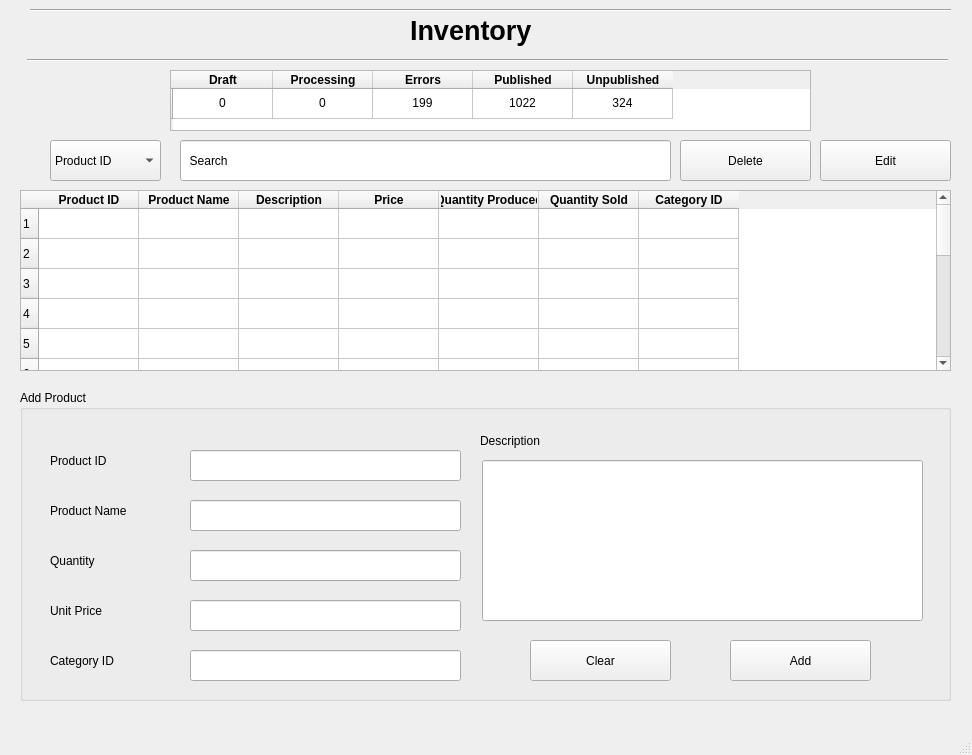
Old version of the form Screens/Products.ui in the repository basil-ali-khan/Inventory-Management-System.
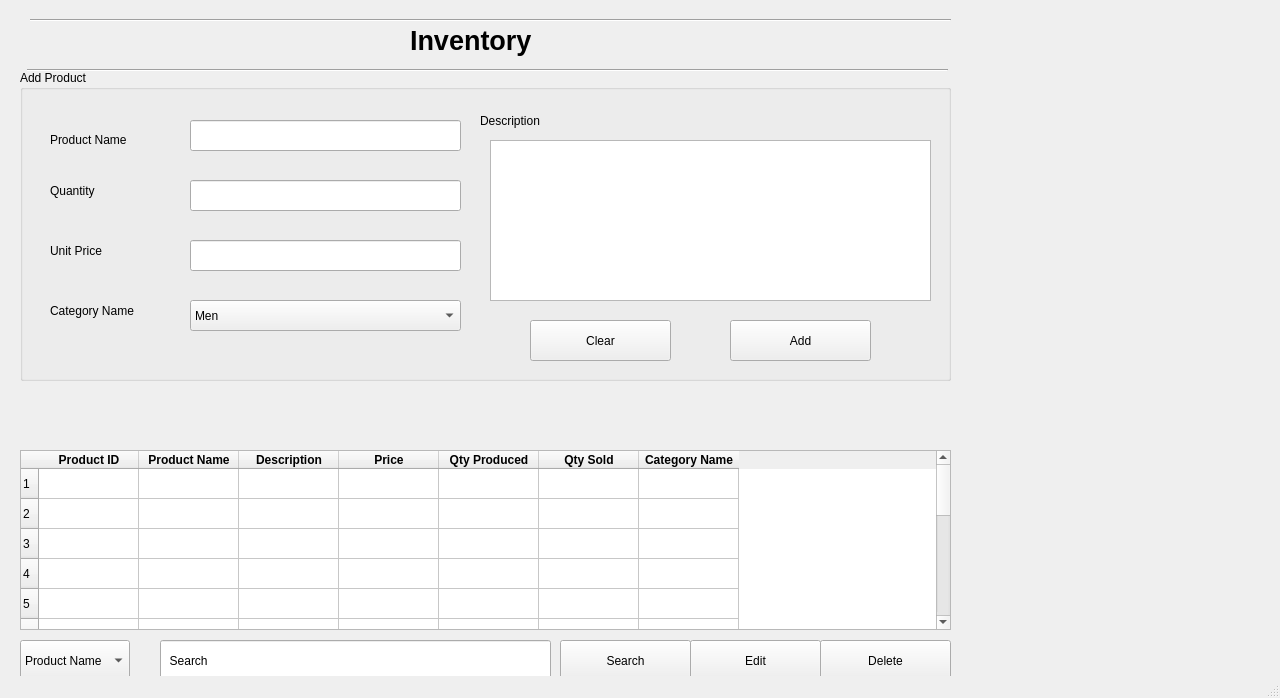
New version of the form.

Commit message: Delete functionality added

```diff
--- a/Screens/Products.ui
+++ b/Screens/Products.ui
@@ -6,8 +6,8 @@
    <rect>
     <x>0</x>
     <y>0</y>
-    <width>972</width>
-    <height>755</height>
+    <width>1280</width>
+    <height>698</height>
    </rect>
   </property>
   <property name="windowTitle">
@@ -18,7 +18,7 @@
     <property name="geometry">
      <rect>
       <x>410</x>
-      <y>-10</y>
+      <y>0</y>
       <width>171</width>
       <height>81</height>
      </rect>
@@ -34,181 +34,29 @@
      <string>Inventory</string>
     </property>
    </widget>
-   <widget class="QTableWidget" name="tableWidget">
+   <widget class="QComboBox" name="searchProductCriteria">
     <property name="geometry">
      <rect>
       <x>20</x>
-      <y>190</y>
-      <width>931</width>
-      <height>181</height>
+      <y>640</y>
+      <width>110</width>
+      <height>41</height>
      </rect>
     </property>
-    <row>
-     <property name="text">
-      <string>1</string>
-     </property>
-    </row>
-    <row>
-     <property name="text">
-      <string>2</string>
-     </property>
-    </row>
-    <row>
-     <property name="text">
-      <string>3</string>
-     </property>
-    </row>
-    <row>
-     <property name="text">
-      <string>4</string>
-     </property>
-    </row>
-    <row>
-     <property name="text">
-      <string>5</string>
-     </property>
-    </row>
-    <row>
-     <property name="text">
-      <string>6</string>
-     </property>
-    </row>
-    <row>
-     <property name="text">
-      <string>7</string>
-     </property>
-    </row>
-    <row>
-     <property name="text">
-      <string>8</string>
-     </property>
-    </row>
-    <row>
-     <property name="text">
-      <string>9</string>
-     </property>
-    </row>
-    <row>
-     <property name="text">
-      <string>10</string>
-     </property>
-    </row>
-    <row>
-     <property name="text">
-      <string>11</string>
-     </property>
-    </row>
-    <row>
-     <property name="text">
-      <string>12</string>
-     </property>
-    </row>
-    <row>
-     <property name="text">
-      <string>13</string>
-     </property>
-    </row>
-    <row>
-     <property name="text">
-      <string>14</string>
-     </property>
-    </row>
-    <row>
-     <property name="text">
-      <string>15</string>
-     </property>
-    </row>
-    <column>
-     <property name="text">
-      <string>Product ID</string>
-     </property>
-     <property name="font">
-      <font>
-       <weight>75</weight>
-       <bold>true</bold>
-      </font>
-     </property>
-    </column>
-    <column>
+    <item>
      <property name="text">
       <string>Product Name</string>
      </property>
-     <property name="font">
-      <font>
-       <weight>75</weight>
-       <bold>true</bold>
-      </font>
-     </property>
-    </column>
-    <column>
-     <property name="text">
-      <string>Description</string>
-     </property>
-     <property name="font">
-      <font>
-       <weight>75</weight>
-       <bold>true</bold>
-      </font>
-     </property>
-    </column>
-    <column>
-     <property name="text">
-      <string>Price</string>
-     </property>
-     <property name="font">
-      <font>
-       <weight>75</weight>
-       <bold>true</bold>
-      </font>
-     </property>
-    </column>
-    <column>
+    </item>
+    <item>
      <property name="text">
       <string>Quantity Produced</string>
      </property>
-     <property name="font">
-      <font>
-       <weight>75</weight>
-       <bold>true</bold>
-      </font>
-     </property>
-    </column>
-    <column>
+    </item>
+    <item>
      <property name="text">
       <string>Quantity Sold</string>
      </property>
-     <property name="font">
-      <font>
-       <weight>75</weight>
-       <bold>true</bold>
-      </font>
-     </property>
-    </column>
-    <column>
-     <property name="text">
-      <string>Category ID</string>
-     </property>
-     <property name="font">
-      <font>
-       <weight>75</weight>
-       <bold>true</bold>
-      </font>
-     </property>
-    </column>
-   </widget>
-   <widget class="QComboBox" name="comboBox">
-    <property name="geometry">
-     <rect>
-      <x>50</x>
-      <y>140</y>
-      <width>111</width>
-      <height>41</height>
-     </rect>
-    </property>
-    <item>
-     <property name="text">
-      <string>Product ID</string>
-     </property>
     </item>
     <item>
      <property name="text">
@@ -234,9 +82,9 @@
    <widget class="QLineEdit" name="lineEdit">
     <property name="geometry">
      <rect>
-      <x>180</x>
-      <y>140</y>
-      <width>491</width>
+      <x>160</x>
+      <y>640</y>
+      <width>391</width>
       <height>41</height>
      </rect>
     </property>
@@ -244,121 +92,11 @@
      <string>  Search</string>
     </property>
    </widget>
-   <widget class="QTableWidget" name="tableWidget_2">
+   <widget class="QPushButton" name="editProductButton">
     <property name="geometry">
      <rect>
-      <x>170</x>
-      <y>70</y>
-      <width>641</width>
-      <height>61</height>
-     </rect>
-    </property>
-    <row>
-     <property name="text">
-      <string/>
-     </property>
-    </row>
-    <column>
-     <property name="text">
-      <string>Draft</string>
-     </property>
-     <property name="font">
-      <font>
-       <weight>75</weight>
-       <bold>true</bold>
-      </font>
-     </property>
-    </column>
-    <column>
-     <property name="text">
-      <string>Processing</string>
-     </property>
-     <property name="font">
-      <font>
-       <weight>75</weight>
-       <bold>true</bold>
-      </font>
-     </property>
-    </column>
-    <column>
-     <property name="text">
-      <string>Errors</string>
-     </property>
-     <property name="font">
-      <font>
-       <weight>75</weight>
-       <bold>true</bold>
-      </font>
-     </property>
-    </column>
-    <column>
-     <property name="text">
-      <string>Published</string>
-     </property>
-     <property name="font">
-      <font>
-       <weight>75</weight>
-       <bold>true</bold>
-      </font>
-     </property>
-    </column>
-    <column>
-     <property name="text">
-      <string>Unpublished</string>
-     </property>
-     <property name="font">
-      <font>
-       <weight>75</weight>
-       <bold>true</bold>
-      </font>
-     </property>
-    </column>
-    <item row="0" column="0">
-     <property name="text">
-      <string>0</string>
-     </property>
-     <property name="textAlignment">
-      <set>AlignCenter</set>
-     </property>
-    </item>
-    <item row="0" column="1">
-     <property name="text">
-      <string>0</string>
-     </property>
-     <property name="textAlignment">
-      <set>AlignCenter</set>
-     </property>
-    </item>
-    <item row="0" column="2">
-     <property name="text">
-      <string>199</string>
-     </property>
-     <property name="textAlignment">
-      <set>AlignCenter</set>
-     </property>
-    </item>
-    <item row="0" column="3">
-     <property name="text">
-      <string>1022</string>
-     </property>
-     <property name="textAlignment">
-      <set>AlignCenter</set>
-     </property>
-    </item>
-    <item row="0" column="4">
-     <property name="text">
-      <string>324</string>
-     </property>
-     <property name="textAlignment">
-      <set>AlignCenter</set>
-     </property>
-    </item>
-   </widget>
-   <widget class="QPushButton" name="pushButton_4">
-    <property name="geometry">
-     <rect>
-      <x>820</x>
-      <y>140</y>
+      <x>690</x>
+      <y>640</y>
       <width>131</width>
       <height>41</height>
      </rect>
@@ -371,7 +109,7 @@
     <property name="geometry">
      <rect>
       <x>20</x>
-      <y>390</y>
+      <y>70</y>
       <width>931</width>
       <height>311</height>
      </rect>
@@ -379,69 +117,11 @@
     <property name="title">
      <string>Add Product</string>
     </property>
-    <widget class="QLabel" name="label_4">
-     <property name="geometry">
-      <rect>
-       <x>30</x>
-       <y>60</y>
-       <width>81</width>
-       <height>21</height>
-      </rect>
-     </property>
-     <property name="text">
-      <string>Product ID</string>
-     </property>
-    </widget>
-    <widget class="QLabel" name="label_5">
-     <property name="geometry">
-      <rect>
-       <x>30</x>
-       <y>110</y>
-       <width>101</width>
-       <height>21</height>
-      </rect>
-     </property>
-     <property name="text">
-      <string>Product Name</string>
-     </property>
-    </widget>
-    <widget class="QLineEdit" name="lineEdit_4">
-     <property name="geometry">
-      <rect>
-       <x>170</x>
-       <y>60</y>
-       <width>271</width>
-       <height>31</height>
-      </rect>
-     </property>
-     <property name="text">
-      <string/>
-     </property>
-     <property name="readOnly">
-      <bool>true</bool>
-     </property>
-    </widget>
-    <widget class="QLineEdit" name="lineEdit_5">
-     <property name="geometry">
-      <rect>
-       <x>170</x>
-       <y>110</y>
-       <width>271</width>
-       <height>31</height>
-      </rect>
-     </property>
-     <property name="text">
-      <string/>
-     </property>
-     <property name="readOnly">
-      <bool>true</bool>
-     </property>
-    </widget>
     <widget class="QLabel" name="label_6">
      <property name="geometry">
       <rect>
        <x>30</x>
-       <y>160</y>
+       <y>110</y>
        <width>81</width>
        <height>21</height>
       </rect>
@@ -454,7 +134,7 @@
      <property name="geometry">
       <rect>
        <x>30</x>
-       <y>210</y>
+       <y>170</y>
        <width>101</width>
        <height>21</height>
       </rect>
@@ -467,7 +147,7 @@
      <property name="geometry">
       <rect>
        <x>170</x>
-       <y>160</y>
+       <y>110</y>
        <width>271</width>
        <height>31</height>
       </rect>
@@ -483,20 +163,20 @@
      <property name="geometry">
       <rect>
        <x>30</x>
-       <y>260</y>
+       <y>230</y>
        <width>101</width>
        <height>21</height>
       </rect>
      </property>
      <property name="text">
-      <string>Category ID</string>
+      <string>Category Name</string>
      </property>
     </widget>
     <widget class="QLineEdit" name="lineEdit_8">
      <property name="geometry">
       <rect>
        <x>170</x>
-       <y>210</y>
+       <y>170</y>
        <width>271</width>
        <height>31</height>
       </rect>
@@ -508,23 +188,7 @@
       <bool>false</bool>
      </property>
     </widget>
-    <widget class="QLineEdit" name="lineEdit_9">
-     <property name="geometry">
-      <rect>
-       <x>170</x>
-       <y>260</y>
-       <width>271</width>
-       <height>31</height>
-      </rect>
-     </property>
-     <property name="text">
-      <string/>
-     </property>
-     <property name="readOnly">
-      <bool>false</bool>
-     </property>
-    </widget>
-    <widget class="QPushButton" name="pushButton_2">
+    <widget class="QPushButton" name="addProductButton">
      <property name="geometry">
       <rect>
        <x>710</x>
@@ -537,22 +201,6 @@
       <string>Add</string>
      </property>
     </widget>
-    <widget class="QLineEdit" name="lineEdit_6">
-     <property name="geometry">
-      <rect>
-       <x>462</x>
-       <y>70</y>
-       <width>441</width>
-       <height>161</height>
-      </rect>
-     </property>
-     <property name="text">
-      <string/>
-     </property>
-     <property name="readOnly">
-      <bool>true</bool>
-     </property>
-    </widget>
     <widget class="QLabel" name="label_9">
      <property name="geometry">
       <rect>
@@ -579,25 +227,81 @@
       <string>Clear</string>
      </property>
     </widget>
-   </widget>
-   <widget class="QPushButton" name="pushButton_5">
-    <property name="geometry">
-     <rect>
-      <x>680</x>
-      <y>140</y>
-      <width>131</width>
-      <height>41</height>
-     </rect>
-    </property>
-    <property name="text">
-     <string>Delete</string>
-    </property>
+    <widget class="QLabel" name="label_10">
+     <property name="geometry">
+      <rect>
+       <x>30</x>
+       <y>60</y>
+       <width>101</width>
+       <height>20</height>
+      </rect>
+     </property>
+     <property name="text">
+      <string>Product Name</string>
+     </property>
+    </widget>
+    <widget class="QLineEdit" name="productNameBox">
+     <property name="geometry">
+      <rect>
+       <x>170</x>
+       <y>50</y>
+       <width>271</width>
+       <height>31</height>
+      </rect>
+     </property>
+     <property name="text">
+      <string/>
+     </property>
+     <property name="readOnly">
+      <bool>false</bool>
+     </property>
+    </widget>
+    <widget class="QTextEdit" name="productDescBox">
+     <property name="geometry">
+      <rect>
+       <x>470</x>
+       <y>70</y>
+       <width>441</width>
+       <height>161</height>
+      </rect>
+     </property>
+    </widget>
+    <widget class="QComboBox" name="productCategoryBox">
+     <property name="geometry">
+      <rect>
+       <x>170</x>
+       <y>230</y>
+       <width>271</width>
+       <height>31</height>
+      </rect>
+     </property>
+     <item>
+      <property name="text">
+       <string>Men</string>
+      </property>
+     </item>
+     <item>
+      <property name="text">
+       <string>Women</string>
+      </property>
+     </item>
+     <item>
+      <property name="text">
+       <string>Boys</string>
+      </property>
+     </item>
+     <item>
+      <property name="text">
+       <string>Girls</string>
+      </property>
+     </item>
+    </widget>
    </widget>
    <widget class="Line" name="line">
     <property name="geometry">
      <rect>
       <x>27</x>
-      <y>50</y>
+      <y>60</y>
       <width>921</width>
       <height>20</height>
      </rect>
@@ -610,7 +314,7 @@
     <property name="geometry">
      <rect>
       <x>30</x>
-      <y>0</y>
+      <y>10</y>
       <width>921</width>
       <height>20</height>
      </rect>
@@ -619,6 +323,194 @@
      <enum>Qt::Horizontal</enum>
     </property>
    </widget>
+   <widget class="QPushButton" name="searchProductButton">
+    <property name="geometry">
+     <rect>
+      <x>560</x>
+      <y>640</y>
+      <width>131</width>
+      <height>41</height>
+     </rect>
+    </property>
+    <property name="text">
+     <string>Search</string>
+    </property>
+   </widget>
+   <widget class="QTableWidget" name="productTable">
+    <property name="geometry">
+     <rect>
+      <x>20</x>
+      <y>450</y>
+      <width>931</width>
+      <height>180</height>
+     </rect>
+    </property>
+    <row>
+     <property name="text">
+      <string>1</string>
+     </property>
+    </row>
+    <row>
+     <property name="text">
+      <string>2</string>
+     </property>
+    </row>
+    <row>
+     <property name="text">
+      <string>3</string>
+     </property>
+    </row>
+    <row>
+     <property name="text">
+      <string>4</string>
+     </property>
+    </row>
+    <row>
+     <property name="text">
+      <string>5</string>
+     </property>
+    </row>
+    <row>
+     <property name="text">
+      <string>6</string>
+     </property>
+    </row>
+    <row>
+     <property name="text">
+      <string>7</string>
+     </property>
+    </row>
+    <row>
+     <property name="text">
+      <string>8</string>
+     </property>
+    </row>
+    <row>
+     <property name="text">
+      <string>9</string>
+     </property>
+    </row>
+    <row>
+     <property name="text">
+      <string>10</string>
+     </property>
+    </row>
+    <row>
+     <property name="text">
+      <string>11</string>
+     </property>
+    </row>
+    <row>
+     <property name="text">
+      <string>12</string>
+     </property>
+    </row>
+    <row>
+     <property name="text">
+      <string>13</string>
+     </property>
+    </row>
+    <row>
+     <property name="text">
+      <string>14</string>
+     </property>
+    </row>
+    <row>
+     <property name="text">
+      <string>15</string>
+     </property>
+    </row>
+    <column>
+     <property name="text">
+      <string>Product ID</string>
+     </property>
+     <property name="font">
+      <font>
+       <weight>75</weight>
+       <bold>true</bold>
+      </font>
+     </property>
+    </column>
+    <column>
+     <property name="text">
+      <string>Product Name</string>
+     </property>
+     <property name="font">
+      <font>
+       <weight>75</weight>
+       <bold>true</bold>
+      </font>
+     </property>
+    </column>
+    <column>
+     <property name="text">
+      <string>Description</string>
+     </property>
+     <property name="font">
+      <font>
+       <weight>75</weight>
+       <bold>true</bold>
+      </font>
+     </property>
+    </column>
+    <column>
+     <property name="text">
+      <string>Price</string>
+     </property>
+     <property name="font">
+      <font>
+       <weight>75</weight>
+       <bold>true</bold>
+      </font>
+     </property>
+    </column>
+    <column>
+     <property name="text">
+      <string>Qty Produced</string>
+     </property>
+     <property name="font">
+      <font>
+       <weight>75</weight>
+       <bold>true</bold>
+      </font>
+     </property>
+    </column>
+    <column>
+     <property name="text">
+      <string>Qty Sold</string>
+     </property>
+     <property name="font">
+      <font>
+       <weight>75</weight>
+       <bold>true</bold>
+      </font>
+     </property>
+    </column>
+    <column>
+     <property name="text">
+      <string>Category Name</string>
+     </property>
+     <property name="font">
+      <font>
+       <weight>75</weight>
+       <bold>true</bold>
+      </font>
+     </property>
+    </column>
+   </widget>
+   <widget class="QPushButton" name="deleteProductButton">
+    <property name="geometry">
+     <rect>
+      <x>820</x>
+      <y>640</y>
+      <width>131</width>
+      <height>41</height>
+     </rect>
+    </property>
+    <property name="text">
+     <string>Delete</string>
+    </property>
+   </widget>
   </widget>
   <widget class="QMenuBar" name="menubar">
    <property name="geometry">
```
Left out of the diff: 21 changed lines with no effect on the pictures. The commit also changes 18 other files.
